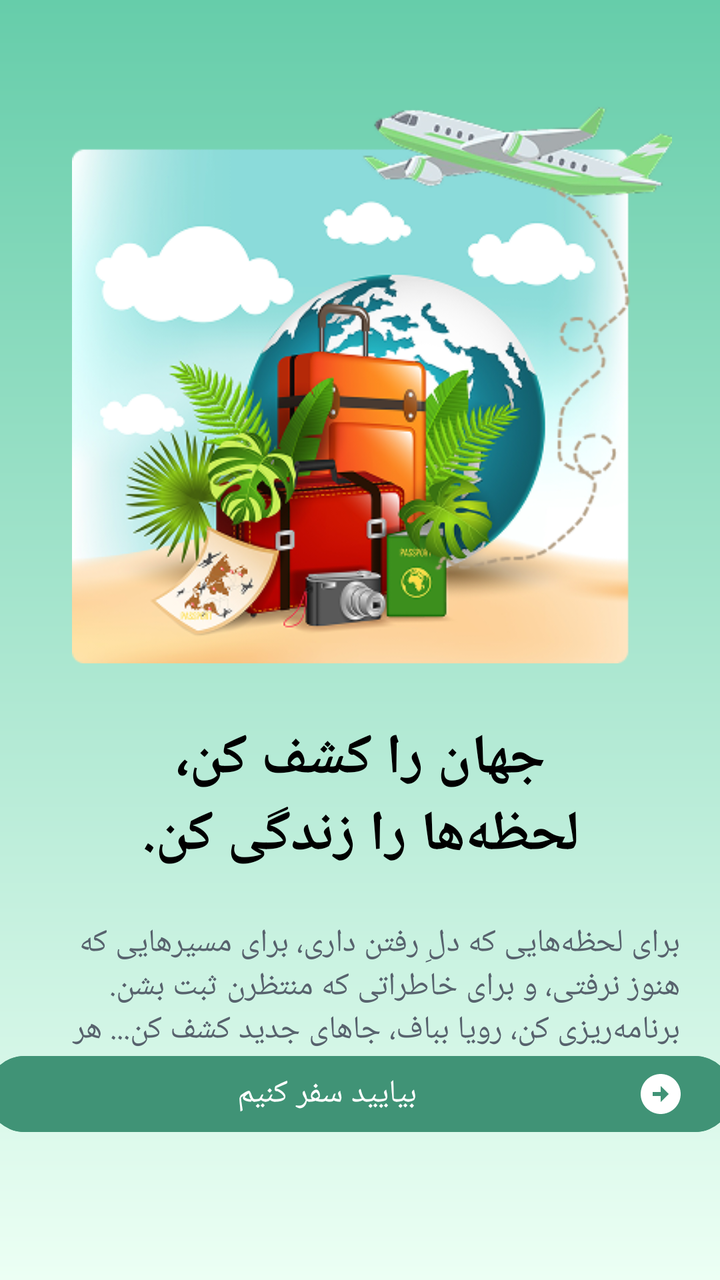
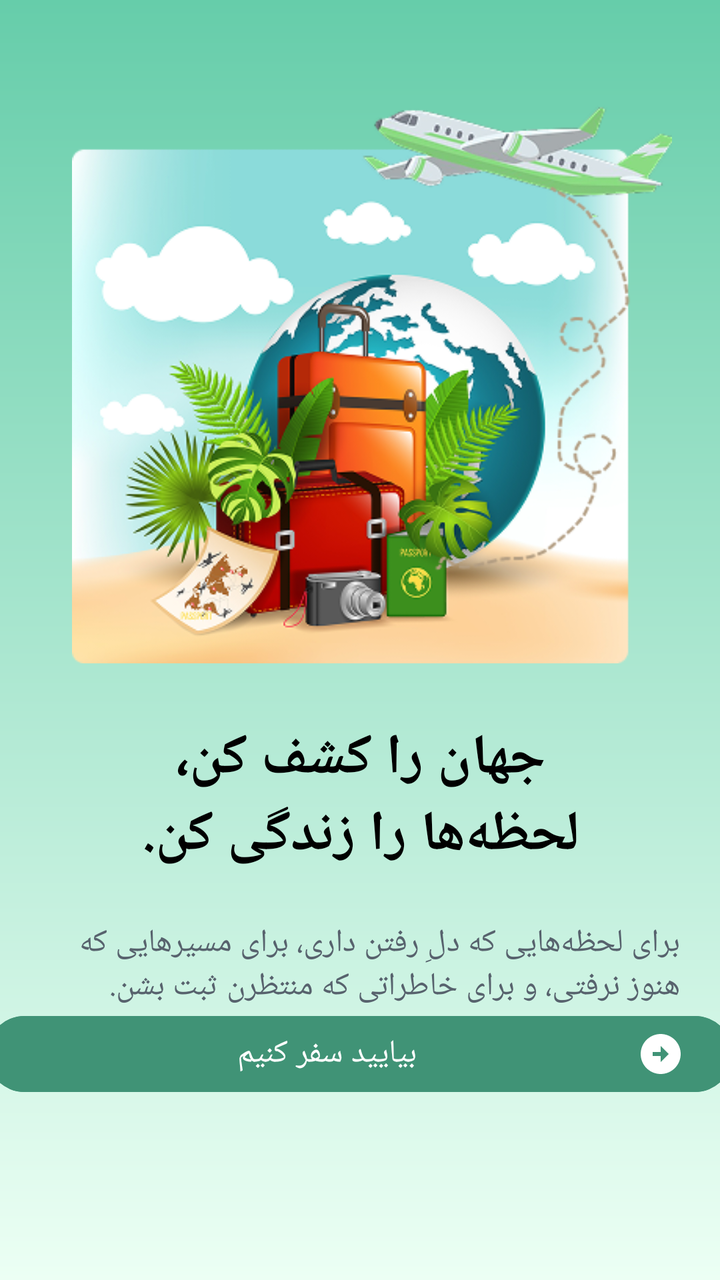

Compare the two renders of this Android layout. The source of the first and the diff that turns it into the second are given below.
<!-- AndroidManifest.xml: application theme Theme.TripMate -->
<!-- res/layout/activity_main.xml -->
<?xml version="1.0" encoding="utf-8"?>
<androidx.constraintlayout.widget.ConstraintLayout xmlns:android="http://schemas.android.com/apk/res/android"
    xmlns:app="http://schemas.android.com/apk/res-auto"
    xmlns:tools="http://schemas.android.com/tools"
    android:id="@+id/main"
    android:layout_width="match_parent"
    android:layout_height="match_parent"
    android:background="@drawable/gradient_background"
    tools:context=".MainActivity">

    <ImageView
        android:id="@+id/imageView_start"
        android:layout_width="300dp"
        android:layout_height="300dp"
        android:layout_marginTop="36dp"
        android:adjustViewBounds="true"
        android:src="@drawable/background"
        app:layout_constraintEnd_toEndOf="parent"
        app:layout_constraintHorizontal_bias="0.6"
        app:layout_constraintStart_toStartOf="parent"
        app:layout_constraintTop_toTopOf="parent" />

    <TextView
        android:id="@+id/textView_main_title"
        android:layout_width="0dp"
        android:layout_height="wrap_content"
        android:fontFamily="@font/vazirmatn"
        android:text="جهان را کشف کن،\nلحظه‌ها را زندگی کن."
        android:textColor="#000000"
        android:textSize="28sp"
        android:textStyle="bold"
        android:gravity="center"
        android:layout_marginTop="24dp"
        android:layout_marginStart="32dp"
        android:layout_marginEnd="32dp"
        app:layout_constraintEnd_toEndOf="parent"
        app:layout_constraintStart_toStartOf="parent"
        app:layout_constraintTop_toBottomOf="@+id/imageView_start" />

    <TextView
        android:id="@+id/textView_description"
        android:layout_width="0dp"
        android:layout_height="wrap_content"
        android:fontFamily="@font/vazirmatn"
        android:text="برای لحظه‌هایی که دلِ رفتن داری، برای مسیرهایی که هنوز نرفتی، و برای خاطراتی که منتظرن ثبت بشن. برنامه‌ریزی کن، رویا بباف، جاهای جدید کشف کن... هر قدمی که برمی‌داری، بخشی از داستان سفر توست."
        android:textColor="#57626D"
        android:textSize="16sp"
        android:gravity="right"
        android:layout_marginTop="24dp"
        android:layout_marginStart="19dp"
        android:layout_marginEnd="20dp"
        app:layout_constraintEnd_toEndOf="parent"
        app:layout_constraintStart_toStartOf="parent"
        app:layout_constraintTop_toBottomOf="@+id/textView_main_title" />

    <Button
        android:id="@+id/button_start_now"
        android:layout_width="373dp"
        android:layout_height="46dp"
        android:fontFamily="@font/vazirmatn"
        android:text="بیایید سفر کنیم"
        android:textColor="#FFFFFF"
        android:textSize="16sp"
        android:backgroundTint="#409376"
        android:drawableEnd="@drawable/ic_arrow_right"
        android:drawablePadding="8dp"
        android:layout_marginStart="19dp"
        android:layout_marginEnd="20dp"
        android:layout_marginBottom="70dp"
        app:layout_constraintBottom_toBottomOf="parent"
        app:layout_constraintEnd_toEndOf="parent"
        app:layout_constraintStart_toStartOf="parent" />

</androidx.constraintlayout.widget.ConstraintLayout>
<!-- resources referenced by this layout -->
<resources>
  <!-- drawable background: png bitmap (drawable, 168311 bytes) -->
  <!-- drawable gradient_background (drawable) -->
  <?xml version="1.0" encoding="utf-8"?>
  <shape xmlns:android="http://schemas.android.com/apk/res/android">
      <gradient
          android:startColor="#66CDAA"
          android:endColor="#ECFFF4"
          android:angle="8"/>
  </shape>
  <!-- drawable ic_arrow_right (drawable) -->
  <vector xmlns:android="http://schemas.android.com/apk/res/android" android:height="24dp" android:tint="#FFFFFF" android:viewportHeight="24" android:viewportWidth="24" android:width="24dp">
        
      <path android:fillColor="@android:color/white" android:pathData="M22,12c0,-5.52 -4.48,-10 -10,-10S2,6.48 2,12c0,5.52 4.48,10 10,10S22,17.52 22,12zM12,13l-4,0v-2l4,0V8l4,4l-4,4V13z"/>
      
  </vector>
  <style name="Theme.TripMate" parent="Base.Theme.TripMate" />
  <style name="Base.Theme.TripMate" parent="Theme.Material3.DayNight.NoActionBar">
          
          
      </style>
</resources>

<!-- the commit's change to res/layout/activity_main.xml (unified diff, before → after) -->
@@ -63,10 +63,9 @@
         android:textSize="16sp"
         android:backgroundTint="#409376"
         android:drawableEnd="@drawable/ic_arrow_right"
-        android:drawablePadding="8dp"
         android:layout_marginStart="19dp"
         android:layout_marginEnd="20dp"
-        android:layout_marginBottom="70dp"
+        android:layout_marginBottom="90dp"
         app:layout_constraintBottom_toBottomOf="parent"
         app:layout_constraintEnd_toEndOf="parent"
         app:layout_constraintStart_toStartOf="parent" />
